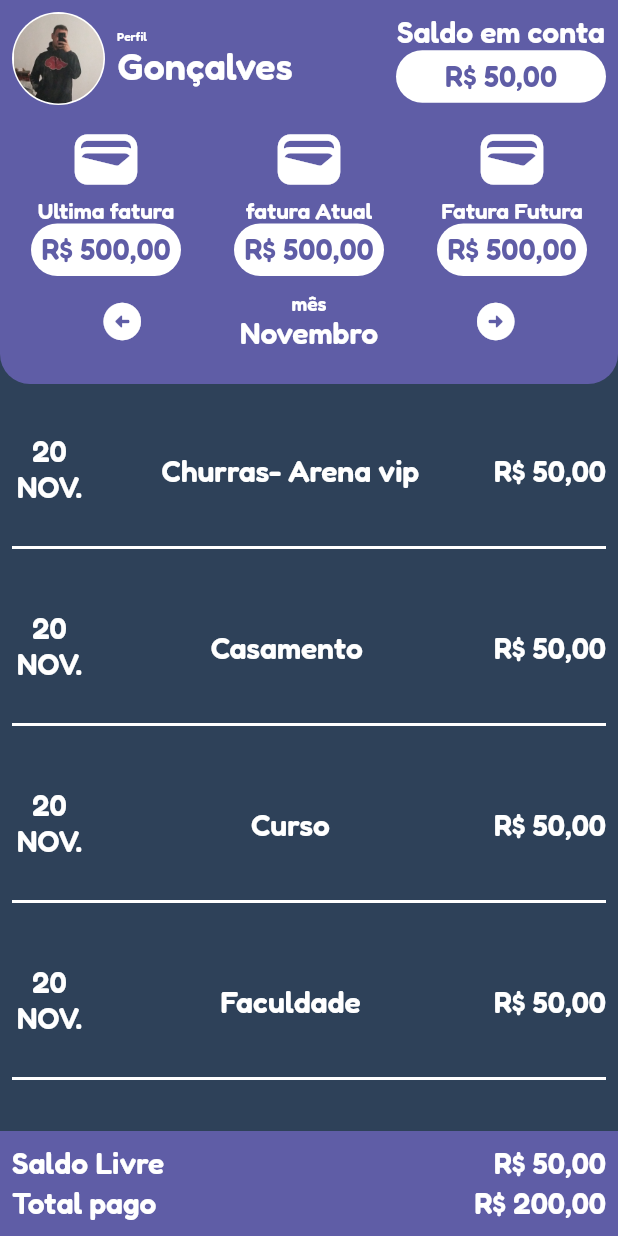
After one commit to JoseGoncalvess/My-Money, a Flutter app: the MyPage screen opened directly, on a phone screen of 412 x 824 dp. The commit adds this screen. Run offline on Flutter 3.47's test engine with Material 2 defaults, Android fonts, the phone set to English and light mode, and no system bars; our stand-ins replace google_fonts.

Commit message:
page Listview

```diff
--- a/my_money/lib/main.dart
+++ b/my_money/lib/main.dart
@@ -1,5 +1,6 @@
 import 'package:flutter/material.dart';
 import 'package:my_money/views/HomePage.dart';
+import 'package:my_money/views/MyPage.dart';
 import 'package:my_money/views/user.dart';
 
 void main() {
--- /dev/null
+++ b/my_money/lib/views/MyPage.dart
@@ -0,0 +1,397 @@
+import 'package:flutter/material.dart';
+import 'package:flutter/src/widgets/container.dart';
+import 'package:flutter/src/widgets/framework.dart';
+import 'package:google_fonts/google_fonts.dart';
+import 'package:my_money/views/HomePage.dart';
+
+class MyPage extends StatefulWidget {
+  const MyPage({super.key});
+
+  @override
+  State<MyPage> createState() => _MyPageState();
+}
+
+class _MyPageState extends State<MyPage> {
+  final List<String> listName = <String>[
+    "Churras- Arena vip",
+    "Casamento ",
+    "Curso",
+    "Faculdade",
+    "Confra Work",
+    "Celular",
+    "Cartão Nubank"
+  ];
+  @override
+  Widget build(BuildContext context) {
+    return Scaffold(
+      backgroundColor: Color(0xFF2E4159),
+      body: SizedBox(
+        height: MediaQuery.of(context).size.height,
+        width: MediaQuery.of(context).size.width,
+        child: Column(
+          children: [
+            Container(
+              height: 256,
+              width: MediaQuery.of(context).size.width,
+              decoration: const BoxDecoration(
+                  color: Color(0xFF5F5DA6),
+                  borderRadius: BorderRadius.only(
+                      bottomRight: Radius.circular(20),
+                      bottomLeft: Radius.circular(20))),
+              child: SizedBox(
+                height: MediaQuery.of(context).size.height,
+                width: MediaQuery.of(context).size.width,
+                child: Column(
+                  mainAxisAlignment: MainAxisAlignment.start,
+                  children: [
+                    Padding(
+                      padding: const EdgeInsets.all(8.0),
+                      child: Row(
+                        mainAxisAlignment: MainAxisAlignment.spaceBetween,
+                        children: [
+                          Row(
+                            children: [
+                              Stack(
+                                alignment: Alignment.center,
+                                children: [
+                                  Container(
+                                    width: 62,
+                                    height: 62,
+                                    decoration: BoxDecoration(
+                                      color: Colors.white,
+                                      borderRadius: BorderRadius.circular(50),
+                                    ),
+                                  ),
+                                  Container(
+                                    width: 60,
+                                    height: 60,
+                                    decoration: BoxDecoration(
+                                        color: Colors.white,
+                                        borderRadius: BorderRadius.circular(50),
+                                        image: const DecorationImage(
+                                          image: AssetImage(
+                                            'img/Perfil.jpeg',
+                                          ),
+                                        )),
+                                  ),
+                                ],
+                              ),
+                              Padding(
+                                padding: const EdgeInsets.all(8.0),
+                                child: Column(
+                                  mainAxisAlignment: MainAxisAlignment.start,
+                                  crossAxisAlignment: CrossAxisAlignment.start,
+                                  children: [
+                                    Text("Perfil",
+                                        style: GoogleFonts.fredoka(
+                                            textStyle: const TextStyle(
+                                                fontWeight: FontWeight.w600,
+                                                fontSize: 8,
+                                                color: Colors.white))),
+                                    Text("Gonçalves",
+                                        style: GoogleFonts.fredoka(
+                                            textStyle: const TextStyle(
+                                                fontWeight: FontWeight.w600,
+                                                fontSize: 25,
+                                                color: Colors.white)))
+                                  ],
+                                ),
+                              ),
+                            ],
+                          ),
+                          Column(
+                            children: [
+                              Text("Saldo em conta",
+                                  style: GoogleFonts.fredoka(
+                                      textStyle: const TextStyle(
+                                          fontWeight: FontWeight.w600,
+                                          fontSize: 20,
+                                          color: Colors.white))),
+                              Container(
+                                alignment: Alignment.center,
+                                width: 140,
+                                height: 35,
+                                decoration: BoxDecoration(
+                                    color: Colors.white,
+                                    borderRadius: BorderRadius.circular(20)),
+                                child: Text('R\$ ' "50,00",
+                                    style: GoogleFonts.fredoka(
+                                        textStyle: const TextStyle(
+                                            fontWeight: FontWeight.w600,
+                                            fontSize: 20,
+                                            color: Color(0xFF5F5DA6)))),
+                              )
+                            ],
+                          )
+                        ],
+                      ),
+                    ),
+                    Padding(
+                      padding: const EdgeInsets.all(3.0),
+                      child: Row(
+                        mainAxisAlignment: MainAxisAlignment.spaceAround,
+                        children: [
+                          SizedBox(
+                            child: Column(
+                              children: [
+                                const Icon(
+                                  Icons.wallet,
+                                  size: 50,
+                                ),
+                                Column(
+                                  children: [
+                                    Text("Ultima fatura",
+                                        style: GoogleFonts.fredoka(
+                                            textStyle: const TextStyle(
+                                                fontWeight: FontWeight.w600,
+                                                fontSize: 15,
+                                                color: Colors.white))),
+                                    Container(
+                                      alignment: Alignment.center,
+                                      width: 100,
+                                      height: 35,
+                                      decoration: BoxDecoration(
+                                          color: Colors.white,
+                                          borderRadius:
+                                              BorderRadius.circular(20)),
+                                      child: Text('R\$ ' "500,00",
+                                          style: GoogleFonts.fredoka(
+                                              textStyle: const TextStyle(
+                                                  fontWeight: FontWeight.w600,
+                                                  fontSize: 20,
+                                                  color: Color(0xFF5F5DA6)))),
+                                    )
+                                  ],
+                                )
+                              ],
+                            ),
+                          ),
+                          SizedBox(
+                            child: Column(
+                              children: [
+                                const Icon(
+                                  Icons.wallet,
+                                  size: 50,
+                                ),
+                                Column(
+                                  children: [
+                                    Text("fatura Atual",
+                                        style: GoogleFonts.fredoka(
+                                            textStyle: const TextStyle(
+                                                fontWeight: FontWeight.w600,
+                                                fontSize: 15,
+                                                color: Colors.white))),
+                                    Container(
+                                      alignment: Alignment.center,
+                                      width: 100,
+                                      height: 35,
+                                      decoration: BoxDecoration(
+                                          color: Colors.white,
+                                          borderRadius:
+                                              BorderRadius.circular(20)),
+                                      child: Text('R\$ ' "500,00",
+                                          style: GoogleFonts.fredoka(
+                                              textStyle: const TextStyle(
+                                                  fontWeight: FontWeight.w600,
+                                                  fontSize: 20,
+                                                  color: Color(0xFF5F5DA6)))),
+                                    )
+                                  ],
+                                )
+                              ],
+                            ),
+                          ),
+                          SizedBox(
+                            child: Column(
+                              children: [
+                                const Icon(
+                                  Icons.wallet,
+                                  size: 50,
+                                ),
+                                Column(
+                                  children: [
+                                    Text("Fatura Futura",
+                                        style: GoogleFonts.fredoka(
+                                            textStyle: const TextStyle(
+                                                fontWeight: FontWeight.w600,
+                                                fontSize: 15,
+                                                color: Colors.white))),
+                                    Container(
+                                      alignment: Alignment.center,
+                                      width: 100,
+                                      height: 35,
+                                      decoration: BoxDecoration(
+                                          color: Colors.white,
+                                          borderRadius:
+                                              BorderRadius.circular(20)),
+                                      child: Text('R\$ ' "500,00",
+                                          style: GoogleFonts.fredoka(
+                                              textStyle: const TextStyle(
+                                                  fontWeight: FontWeight.w600,
+                                                  fontSize: 20,
+                                                  color: Color(0xFF5F5DA6)))),
+                                    )
+                                  ],
+                                )
+                              ],
+                            ),
+                          )
+                        ],
+                      ),
+                    ),
+                    Padding(
+                      padding: const EdgeInsets.all(3.0),
+                      child: Row(
+                        mainAxisAlignment: MainAxisAlignment.spaceEvenly,
+                        crossAxisAlignment: CrossAxisAlignment.center,
+                        // ignore: prefer_const_literals_to_create_immutables
+                        children: [
+                          IconButton(
+                              onPressed: () {
+                                Navigator.push(
+                                    context,
+                                    MaterialPageRoute(
+                                        builder: ((context) => Homepage())));
+                                //
+                              },
+                              icon: const Icon(Icons.arrow_circle_left_rounded,
+                                  size: 30)),
+                          Column(
+                            children: [
+                              Text('mês',
+                                  style: GoogleFonts.fredoka(
+                                      textStyle: const TextStyle(
+                                    fontWeight: FontWeight.w600,
+                                    fontSize: 13,
+                                  ))),
+                              Text("Novembro",
+                                  style: GoogleFonts.fredoka(
+                                      textStyle: const TextStyle(
+                                          fontWeight: FontWeight.w600,
+                                          fontSize: 20,
+                                          color: Colors.white))),
+                            ],
+                          ),
+                          IconButton(
+                              onPressed: () {
+                                //
+                              },
+                              icon: const Icon(Icons.arrow_circle_right_rounded,
+                                  size: 30))
+                        ],
+                      ),
+                    )
+                  ],
+                ),
+              ),
+            ),
+            Expanded(
+              child: ListView.builder(
+                  itemCount: listName.length,
+                  itemBuilder: (BuildContext context, index) {
+                    return Padding(
+                      padding: const EdgeInsets.all(8.0),
+                      child: Column(
+                        children: [
+                          Container(
+                            height: 100,
+                            color: Color(0xFF2E4159),
+                            child: Row(
+                              mainAxisAlignment: MainAxisAlignment.spaceBetween,
+                              children: [
+                                SizedBox(
+                                  width: 50,
+                                  height: 50,
+                                  child: Column(
+                                    children: [
+                                      Text("20",
+                                          style: GoogleFonts.fredoka(
+                                              textStyle: const TextStyle(
+                                                  fontWeight: FontWeight.w600,
+                                                  fontSize: 20,
+                                                  color: Colors.white))),
+                                      Text("NOV.",
+                                          style: GoogleFonts.fredoka(
+                                              textStyle: const TextStyle(
+                                                  fontWeight: FontWeight.w600,
+                                                  fontSize: 20,
+                                                  color: Colors.white)))
+                                    ],
+                                  ),
+                                ),
+                                Text(listName[index],
+                                    style: GoogleFonts.fredoka(
+                                        textStyle: const TextStyle(
+                                            fontWeight: FontWeight.w600,
+                                            fontSize: 20,
+                                            color: Colors.white))),
+                                Text('R\$ ' "50,00",
+                                    style: GoogleFonts.fredoka(
+                                        textStyle: const TextStyle(
+                                      fontWeight: FontWeight.w600,
+                                      fontSize: 20,
+                                    )))
+                              ],
+                            ),
+                          ),
+                          Container(
+                            height: 2,
+                            color: Colors.white,
+                          )
+                        ],
+                      ),
+                    );
+                  }),
+            ),
+            Container(
+              color: Color(0xFF5F5DA6),
+              height: 70,
+              child: Padding(
+                padding: const EdgeInsets.all(8.0),
+                child: Column(
+                  mainAxisAlignment: MainAxisAlignment.spaceAround,
+                  children: [
+                    Row(
+                      mainAxisAlignment: MainAxisAlignment.spaceBetween,
+                      children: [
+                        Text('Saldo Livre',
+                            style: GoogleFonts.fredoka(
+                                textStyle: const TextStyle(
+                              fontWeight: FontWeight.w600,
+                              fontSize: 20,
+                            ))),
+                        Text('R\$ ' "50,00",
+                            style: GoogleFonts.fredoka(
+                                textStyle: const TextStyle(
+                              fontWeight: FontWeight.w600,
+                              fontSize: 20,
+                            )))
+                      ],
+                    ),
+                    Row(
+                      mainAxisAlignment: MainAxisAlignment.spaceBetween,
+                      children: [
+                        Text('Total pago',
+                            style: GoogleFonts.fredoka(
+                                textStyle: const TextStyle(
+                              fontWeight: FontWeight.w600,
+                              fontSize: 20,
+                            ))),
+                        Text("R\$ " "200,00",
+                            style: GoogleFonts.fredoka(
+                                textStyle: const TextStyle(
+                              fontWeight: FontWeight.w600,
+                              fontSize: 20,
+                            )))
+                      ],
+                    )
+                  ],
+                ),
+              ),
+            )
+          ],
+        ),
+      ),
+    );
+  }
+}
--- a/my_money/lib/views/user.dart
+++ b/my_money/lib/views/user.dart
@@ -1,5 +1,6 @@
 import 'package:flutter/material.dart';
 import 'package:google_fonts/google_fonts.dart';
+import 'package:my_money/views/MyPage.dart';
 
 class UserCard extends StatefulWidget {
   const UserCard({super.key});
@@ -19,7 +20,10 @@ class _UserCardState extends State<UserCard> {
           content: const Text("Todas as Informações estão corretas?"),
           actions: [
             MaterialButton(
-              onPressed: () {},
+              onPressed: () {
+                Navigator.push(context,
+                    MaterialPageRoute(builder: ((context) => MyPage())));
+              },
               child: const Text('Sim!'),
             ),
             MaterialButton(
--- a/my_money/pubspec.yaml
+++ b/my_money/pubspec.yaml
@@ -61,6 +61,7 @@ flutter:
   # To add assets to your application, add an assets section, like this:
   assets:
     - img/logo.png
+    - img/Perfil.jpeg
   #   - images/a_dot_ham.jpeg
 
   # An image asset can refer to one or more resolution-specific "variants", see
```
Also changed, not shown: my_money/img/Perfil.jpeg (added).
